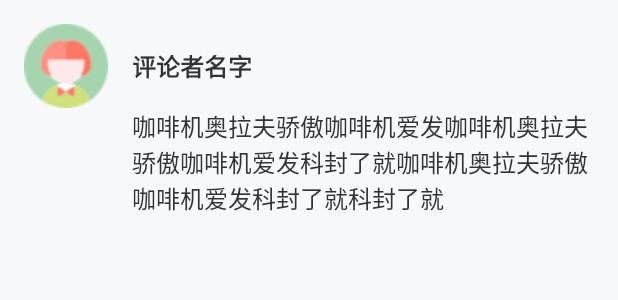
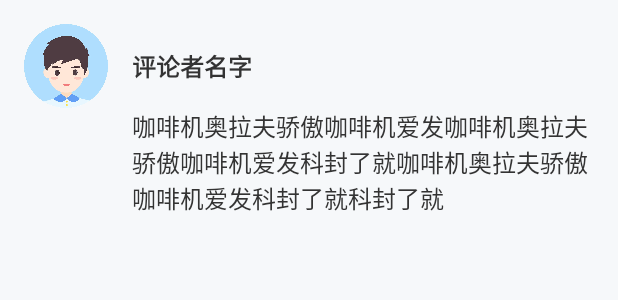
Before and after one commit to ooschoolnews/android, an Android app: the layout pinglun_list_item.xml on its own in the app's theme, with its tools: preview values and no code run, on a phone screen of 412 x 824 dp. Shown: the top 300 px of the screen. Run offline under Robolectric (Android 15) with nearby library versions, the phone set to English and light mode, and no system bars.

Commit message:
时间校准

```diff
--- a/app/src/main/java/com/schoolnews/manage/application/ui/MainActivity.java
+++ b/app/src/main/java/com/schoolnews/manage/application/ui/MainActivity.java
@@ -125,8 +125,6 @@ public class MainActivity extends BaseActivity implements TabDynamicLayoutView.O
 
     /**
      * 隐藏fragment
-     *
-     * @param transaction
      */
     private void hideFragments(FragmentTransaction transaction) {
         if (null != mHomePageFragment) {
--- a/app/src/main/java/com/schoolnews/manage/application/utils/StringUtils.java
+++ b/app/src/main/java/com/schoolnews/manage/application/utils/StringUtils.java
@@ -19,7 +19,7 @@ public final class StringUtils {
      * @param time 时间毫秒值
      */
     public static String timeFormat(long time) {
-        return timeFormat("yyyy-MM-dd HH:mm:ss", time);
+        return timeFormat("yyyy-MM-dd", time);
     }
 
     /**
--- a/app/src/main/res/layout/pinglun_list_item.xml
+++ b/app/src/main/res/layout/pinglun_list_item.xml
@@ -8,7 +8,7 @@
         android:id="@+id/header_iv"
         android:layout_width="56dp"
         android:layout_height="56dp"
-        android:src="@mipmap/icon_header" />
+        android:src="@mipmap/header" />
 
     <TextView
         android:id="@+id/name_tv"
```
